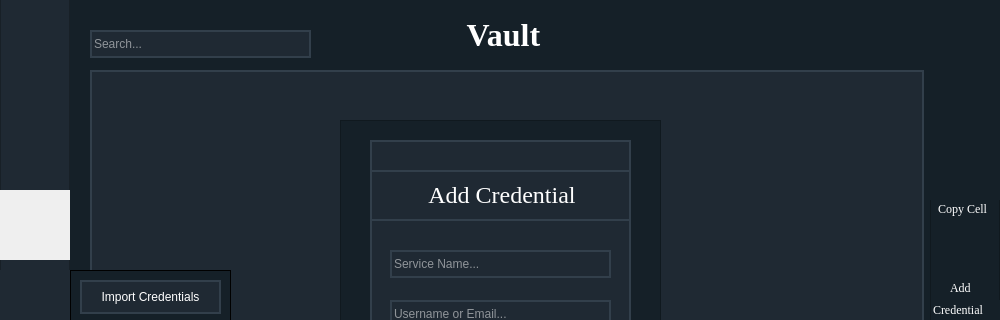
Collin-Varisco/CryptoVault, file src/CredentialMenu/CredentialMenu.ui: the form before one commit; both pictures show x 0 to 1000 and y 0 to 320 of the 1000 by 610 pixel window.
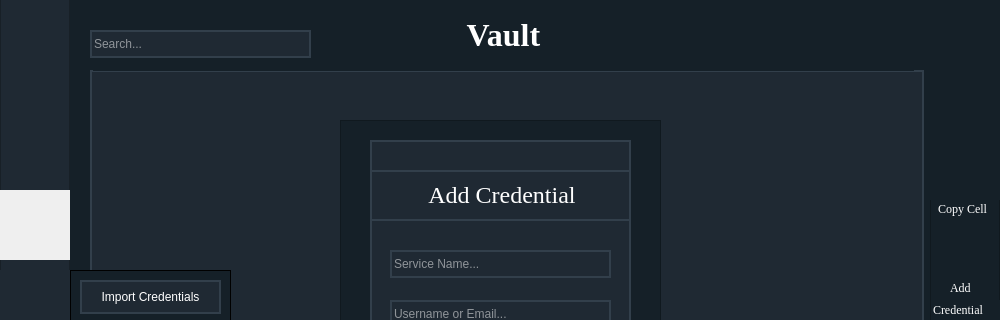
The form after the commit. Icons and pictures are not drawn.

Commit message: Fixed Vault Menu display on Windows. Added Checkboxes to the vault menu table.

Patch:
```diff
--- a/src/CredentialMenu/CredentialMenu.ui
+++ b/src/CredentialMenu/CredentialMenu.ui
@@ -168,13 +168,29 @@
     </font>
    </property>
    <property name="autoFillBackground">
-    <bool>false</bool>
+    <bool>true</bool>
    </property>
    <property name="styleSheet">
-    <string notr="true">background: #1F2933;
+    <string notr="true">
+
+QTableWidget {
+	background: #1F2933;
 border: 2px solid #323F4B;
-color: white;</string>
+color: white;
+}
+
+horizontalHeader {
+	background: #1F2933;
+	border: 2px solid #323F4B;
+	color: white;
+}</string>
    </property>
+   <attribute name="horizontalHeaderDefaultSectionSize">
+    <number>77</number>
+   </attribute>
+   <attribute name="verticalHeaderVisible">
+    <bool>true</bool>
+   </attribute>
   </widget>
   <widget class="QLineEdit" name="SearchBar">
    <property name="geometry">
@@ -486,6 +502,14 @@
      <height>411</height>
     </rect>
    </property>
+   <property name="font">
+    <font>
+     <family>Calibri</family>
+    </font>
+   </property>
+   <property name="autoFillBackground">
+    <bool>true</bool>
+   </property>
    <property name="styleSheet">
     <string notr="true">background: #152028;
 </string>
@@ -703,9 +727,9 @@
     </property>
    </widget>
   </widget>
+  <zorder>CredentialTable</zorder>
   <zorder>label_8</zorder>
   <zorder>frame</zorder>
-  <zorder>CredentialTable</zorder>
   <zorder>SearchBar</zorder>
   <zorder>frame_2</zorder>
   <zorder>AddCredentialFrame</zorder>
```
The commit also changes 2 other files.
